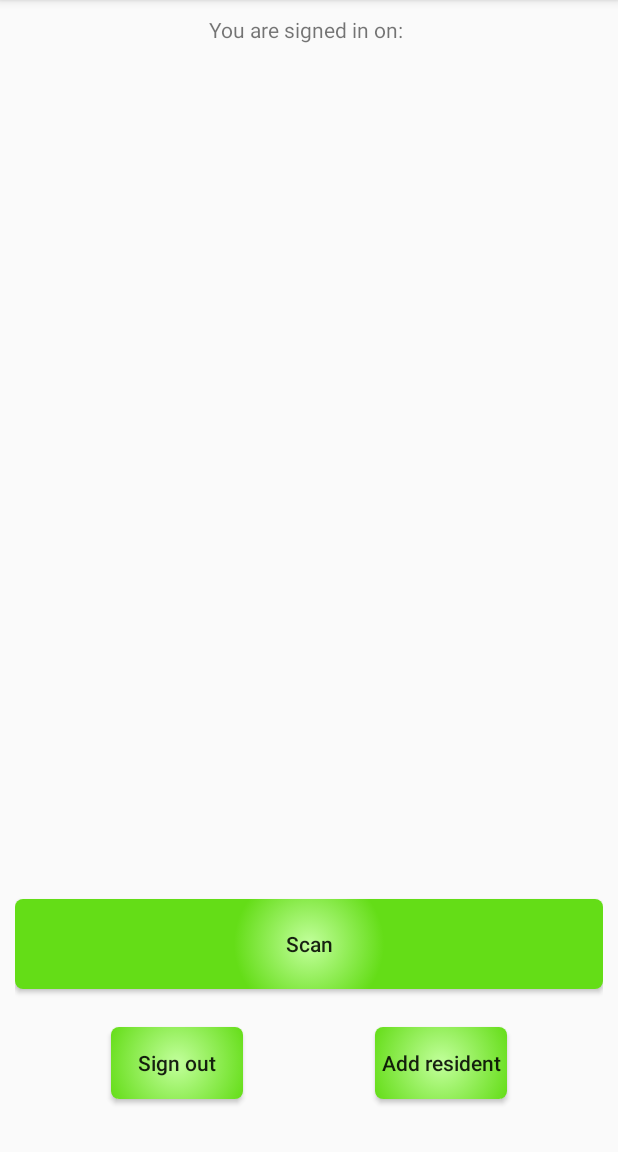
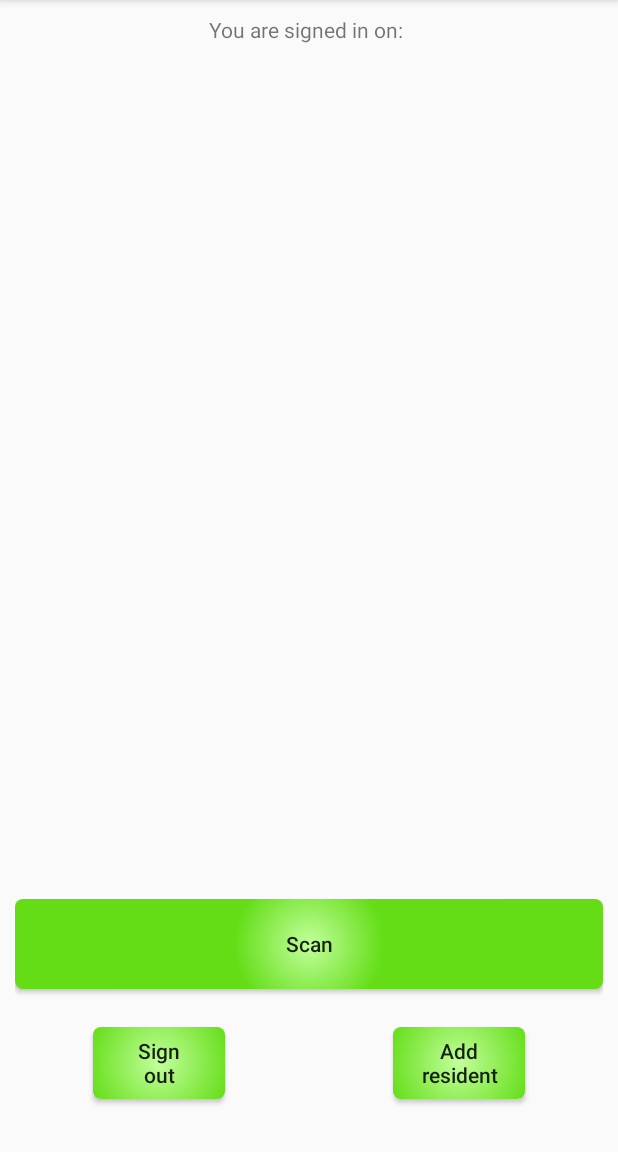
Before and after one commit to nicklasoxhammar/Cartchecking, an Android app: the screen it shows after launch once a user with an empty profile is signed in (MainActivity), on a phone screen of 412 x 824 dp, the part 84-1236 px from its top. Run offline under Robolectric (Android 15) with nearby library versions, the phone set to English and light mode, and no system bars; our stand-ins replace Firebase (no records; nobody signed in at launch, a user with empty details on screens opened directly).

Commit message:
removed toolbar from scanactivity, changed mainactivity buttons again and made it so that Resident class stores the residentId again.

```diff
--- a/app/src/main/java/com/nicklasoxhammar/cartchecking/Activities/AddResidentActivity.java
+++ b/app/src/main/java/com/nicklasoxhammar/cartchecking/Activities/AddResidentActivity.java
@@ -59,6 +59,7 @@ public class AddResidentActivity extends AppCompatActivity {
 
         try {
             String residentId = database.child("residents").push().getKey();
+            resident.setResidentId(residentId);
             database.child("residents").child(residentId).setValue(resident);
             Toast.makeText(this, "Resident successfully added to database!", Toast.LENGTH_SHORT).show();
             Log.d("TAG", "ResidentId: " + residentId);
--- a/app/src/main/java/com/nicklasoxhammar/cartchecking/Activities/IdScannedActivity.java
+++ b/app/src/main/java/com/nicklasoxhammar/cartchecking/Activities/IdScannedActivity.java
@@ -28,8 +28,6 @@ public class IdScannedActivity extends AppCompatActivity {
     /*LinearLayoutManager mLayoutManager;
     RecyclerView nonRecyclablesRecyclerView;
     RecyclerView.Adapter mAdapter;*/
-
-    ArrayList<String> nonRecyclables;
 
     ArrayList<CheckBox> nonRecyclableCheckBoxList;
 
@@ -173,7 +171,7 @@ public class IdScannedActivity extends AppCompatActivity {
 
        Boolean isSomethingChecked = false;
 
-       nonRecyclables = new ArrayList<>();
+       ArrayList<String> nonRecyclables = new ArrayList<>();
 
        for (CheckBox c : nonRecyclableCheckBoxList){
            if (c.isChecked()){
--- a/app/src/main/java/com/nicklasoxhammar/cartchecking/Resident.java
+++ b/app/src/main/java/com/nicklasoxhammar/cartchecking/Resident.java
@@ -6,7 +6,7 @@ package com.nicklasoxhammar.cartchecking;
 
 public class Resident {
 
-    //String residentId;
+    String residentId;
 
     String firstName;
     String lastName;
@@ -27,13 +27,13 @@ public class Resident {
         //this.cartChecks = cartChecks;
     }
 
-    /*public String getResidentId() {
+    public String getResidentId() {
         return residentId;
     }
 
     public void setResidentId(String residentId) {
         this.residentId = residentId;
-    }*/
+    }
 
     public String getFirstName() {
         return firstName;
--- a/app/src/main/res/layout/activity_main.xml
+++ b/app/src/main/res/layout/activity_main.xml
@@ -49,6 +49,7 @@
                  android:clickable="false"
                  android:layout_alignParentBottom="true"
                  android:layout_marginBottom="25dp"
+                 android:padding="30dp"
 
                 android:text="Sign out"
                 android:id="@+id/filler_button"
@@ -62,7 +63,8 @@
                 android:layout_width="wrap_content"
                 android:layout_toLeftOf="@id/filler_button"
 
-                android:text="Sign out"
+
+                android:text="Sign&#10;out"
                 android:id="@+id/sign_out_button"
                 android:background="@drawable/button"
                 android:textAllCaps="false"
@@ -81,7 +83,7 @@
                 android:onClick="startAddResidentActivity"
                 android:textAllCaps="false"
                 android:background="@drawable/button"
-                android:text="Add resident" />
+                android:text="Add&#10;resident" />
 
 
     <!--<Button
```
Also changed, not shown: app/src/main/java/com/nicklasoxhammar/cartchecking/Activities/BarcodeScanActivity.java (+8 -0 lines).
